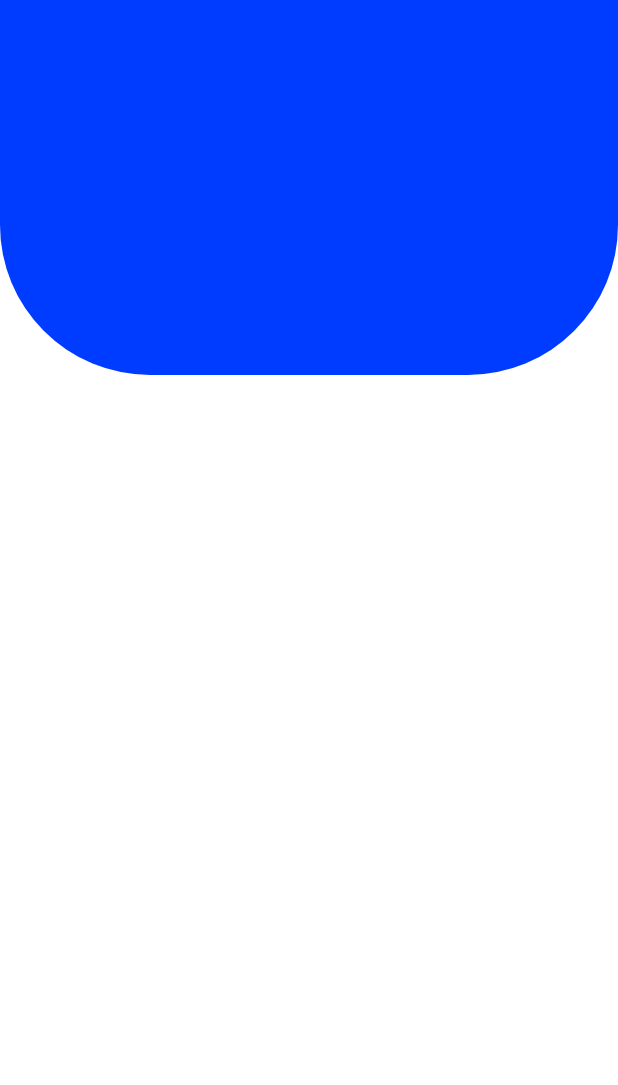
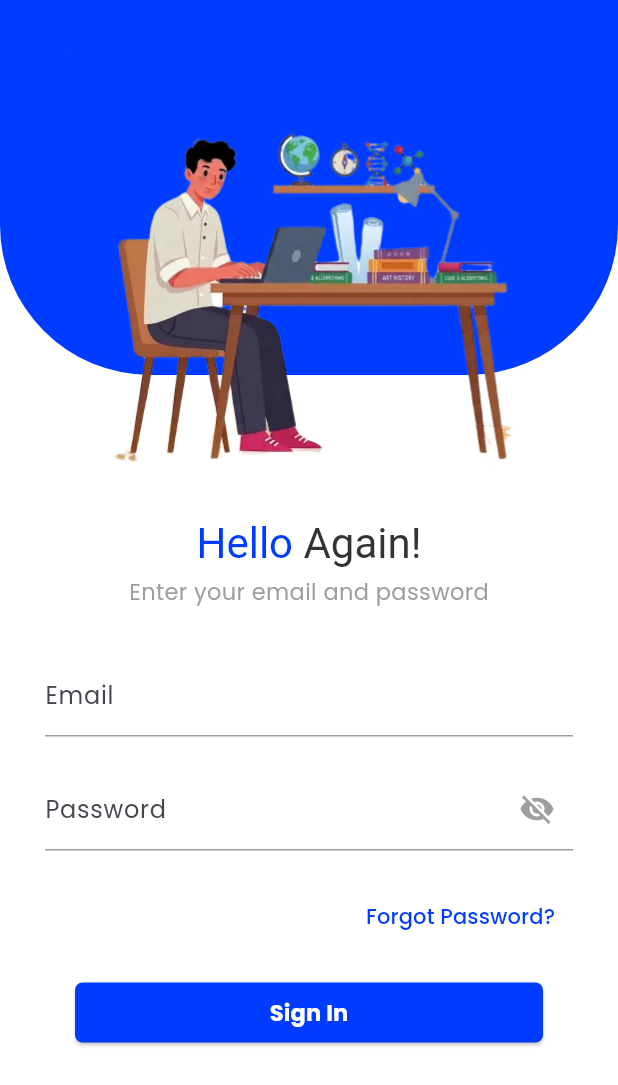
Before and after one commit to AthaNidianto/WoiBelajar, a Flutter app: the screen it shows after launch, on a phone screen of 412 x 824 dp. Shown: the top 1085 px of the screen. Run offline on Flutter 3.47's test engine with Material 3 defaults, Android fonts, the phone set to English and light mode, and no system bars.

Commit message:
feat: add SignIn screen and custom button widget

```diff
--- a/lib/screens/auth/sign_in_screen.dart
+++ b/lib/screens/auth/sign_in_screen.dart
@@ -1,8 +1,26 @@
 import 'package:flutter/material.dart';
 import 'package:woibelajar/core/constant.dart';
+import 'package:woibelajar/widgets/custom_button.dart';
 
-class SignInScreen extends StatelessWidget {
+class SignInScreen extends StatefulWidget {
   const SignInScreen({super.key});
+
+  @override
+  State<SignInScreen> createState() => _SignInScreenState();
+}
+
+class _SignInScreenState extends State<SignInScreen> {
+  final TextEditingController _emailController = TextEditingController();
+  final TextEditingController _passwordController = TextEditingController();
+
+  bool _passwordVisible = false;
+
+  @override
+  void dispose() {
+    _emailController.dispose();
+    _passwordController.dispose();
+    super.dispose();
+  }
 
   @override
   Widget build(BuildContext context) {
@@ -12,6 +30,11 @@ class SignInScreen extends StatelessWidget {
         child: Column(
           crossAxisAlignment: CrossAxisAlignment.start,
           children: [
+            SizedBox(
+              height: 320,
+              child: Stack(
+                clipBehavior: Clip.none,
+                children: [
                   Container(
                     width: double.infinity,
                     height: 250,
@@ -19,13 +42,123 @@ class SignInScreen extends StatelessWidget {
                       color: primaryBlue,
                       borderRadius: BorderRadius.only(
                         bottomLeft: Radius.circular(100),
-                  bottomRight: Radius.circular(100)
-                )
+                        bottomRight: Radius.circular(100),
                       ),
-            )
+                    ),
+                  ),
+                  Positioned(
+                    top: 35,
+                    left: 25,
+                    right: 50,
+                    child: Image.asset(
+                      'assets/images/image3.webp',
+                      width: 298,
+                      height: 299,
+                      fit: BoxFit.contain,
+                    ),
+                  ),
                 ],
               ),
-      )
+            ),
+            const SizedBox(height: 26),
+            Padding(
+              padding: const EdgeInsets.symmetric(horizontal: 30),
+              child: Column(
+                crossAxisAlignment: CrossAxisAlignment.start,
+                children: [
+                  Center(
+                    child: RichText(
+                      text: const TextSpan(
+                        style: TextStyle(
+                          fontSize: 28,
+                          fontWeight: FontWeight.normal,
+                          color: textColor,
+                        ),
+                        children: [
+                          TextSpan(
+                            text: 'Hello',
+                            style: TextStyle(color: primaryBlue),
+                          ),
+                          TextSpan(text: ' Again!'),
+                        ],
+                      ),
+                    ),
+                  ),
+                  const SizedBox(height: 5),
+                  const Center(
+                    child: Text(
+                      "Enter your email and password",
+                      style: TextStyle(fontSize: 15, color: Colors.grey),
+                    ),
+                  ),
+                  const SizedBox(height: 30),
+
+                  TextField(
+                    controller: _emailController,
+                    decoration: const InputDecoration(
+                      labelText: 'Email',
+                      enabledBorder: UnderlineInputBorder(
+                        borderSide: BorderSide(color: Colors.grey),
+                      ),
+                      focusedBorder: UnderlineInputBorder(
+                        borderSide: BorderSide(color: primaryBlue),
+                      ),
+                    ),
+                  ),
+
+                  const SizedBox(height: 20),
+
+                  TextField(
+                    controller: _passwordController,
+                    obscureText: !_passwordVisible,
+                    decoration: InputDecoration(
+                      labelText: 'Password',
+                      enabledBorder: const UnderlineInputBorder(
+                        borderSide: BorderSide(color: Colors.grey),
+                      ),
+                      focusedBorder: const UnderlineInputBorder(
+                        borderSide: BorderSide(color: primaryBlue),
+                      ),
+                      suffixIcon: IconButton(
+                        icon: Icon(
+                          _passwordVisible ? Icons.visibility : Icons.visibility_off,
+                          color: Colors.grey,
+                        ),
+                        onPressed: () {
+                          setState(() {
+                            _passwordVisible = !_passwordVisible;
+                          });
+                        },
+                      ),
+                    ),
+                  ),
+
+                  const SizedBox(height: 20),
+
+                  Align(
+                    alignment: Alignment.centerRight,
+                    child: TextButton(
+                      onPressed: () {},
+                      child: const Text(
+                        'Forgot Password?',
+                        style: TextStyle(color: primaryBlue),
+                      ),
+                    ),
+                  ),
+                  const SizedBox(height: 20),
+
+                CustomButton(text: 'Sign In', onPressed: () {}),
+
+                  const Row(
+                    mainAxisAlignment: MainAxisAlignment.center,
+                    children: [],
+                  ),
+                ],
+              ),
+            ),
+          ],
+        ),
+      ),
     );
   }
 }
--- a/lib/widgets/custom_button.dart
+++ b/lib/widgets/custom_button.dart
@@ -0,0 +1,37 @@
+import 'package:flutter/material.dart';
+import 'package:woibelajar/core/constant.dart';
+
+class CustomButton extends StatelessWidget {
+  final String text;
+  final VoidCallback onPressed;
+
+  const CustomButton({super.key, required this.text, required this.onPressed});
+
+  @override
+  Widget build(BuildContext context) {
+    return SizedBox(
+      width: double.infinity,
+      height: 40,
+      child: Padding(
+        padding: const EdgeInsets.symmetric(horizontal: 20),
+          child: ElevatedButton(
+            style: ElevatedButton.styleFrom(
+              backgroundColor: primaryBlue,
+              shape: RoundedRectangleBorder(
+                borderRadius: BorderRadius.circular(5),
+              ),
+            ),
+            onPressed: onPressed,
+            child: Text(
+              text,
+              style: const TextStyle(
+                color: Colors.white,
+                fontSize: 15,
+                fontWeight: FontWeight.bold,
+              ),
+            ),
+          ),
+        ),
+    );
+  }
+}
```
Also changed, not shown: pubspec.yaml (+3 -5 lines), assets/images/1.5x/image3.webp (added), assets/images/2.0x/image3.webp (added), assets/images/3.0x/image3.webp (added), assets/images/4.0x/image3.webp (added), assets/images/image3.webp (added), pubspec.lock. Lines whose indentation alone changed are shown as unchanged.
